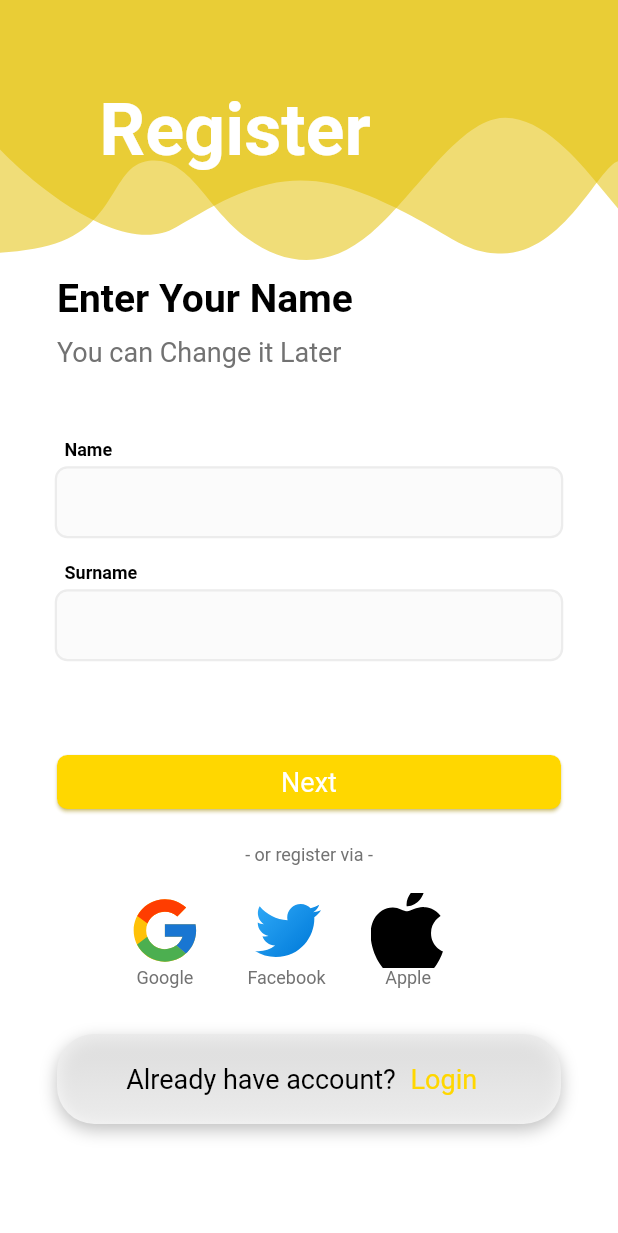
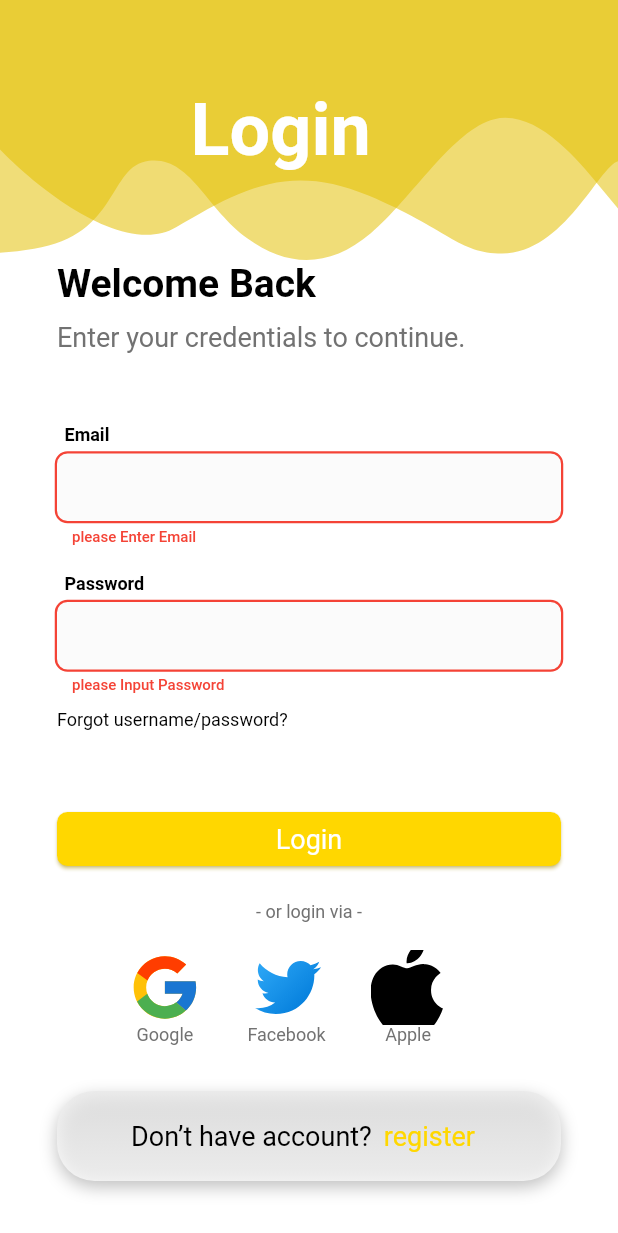
Before and after one commit to sinanGsr/desiree, a Flutter app: the screen it shows after launch, after a tap on "Login", on a phone screen of 412 x 824 dp. Shown: the top 1233 px of the screen. Run offline on Flutter 3.47's test engine with Material 2 defaults, Android fonts, the phone set to English and light mode, and no system bars; our stand-ins replace flutter_svg, gap, get; Roboto replaces fonts that are missing (Krub, Montserrat).

Commit message:
controllers for auth

```diff
--- /dev/null
+++ b/lib/Controllers/authentication_controller.dart
@@ -0,0 +1,123 @@
+
+
+
+
+import 'package:get/get.dart';
+
+import '../Presentation/Authentication/register_email.dart';
+import '../Presentation/Authentication/register_screen.dart';
+
+class AuthController extends GetxController {
+
+    RxString email = "".obs;
+    RxString secondEmail = "".obs;
+    RxString password = "".obs;
+    RxString secondPassword = "".obs;
+
+    RxString emailError = ''.obs;
+    RxString passwordError = "".obs;
+
+
+    ///For Registration
+    RxString name = "".obs;
+    RxString nameError = "".obs;
+
+    RxString surname = "".obs;
+    RxString surnameError = "".obs;
+    RxInt date =0.obs;
+
+
+
+    void validateEmailPasswordEmpty() {
+      if ( password.isEmpty && email.isEmpty ) {
+        passwordError.value = "please Input Password";
+        emailError.value = "please Enter Email";
+      } else if(password.isEmpty){
+        passwordError.value = "please Input Password";
+        emailError.value = "";
+      }
+      else if(email.isEmpty){
+        passwordError.value = "";
+        emailError.value = "please Enter Email";
+      }
+
+      else {
+        Get.to(const RegisterScreen());
+        print("Password Error and email");
+      }
+    }
+
+
+    void validateEmail(){
+      if (GetUtils.isEmail(email.value)) {
+        emailError.value = '';
+      } else {
+        emailError.value = 'Invalid email format';
+      }
+    }
+
+    void validateNameAndSurname(){
+     if(name.isEmpty && surname.isEmpty){
+       nameError.value = "please enter name";
+       surnameError.value = "please enter surname";
+     }
+     else if(name.isEmpty){
+       nameError.value = "please enter name";
+       surnameError.value = "";
+     }
+     else if(surname.isEmpty){
+       nameError.value = "";
+       surnameError.value = "please enter surname";
+     }
+     else{
+       Get.to(RegisterEmail());
+
+     }
+    }
+
+
+
+    void setEmail(String value) {
+      email.value = value;
+    }
+
+    void setPassword(String value) {
+      password.value = value;
+      passwordError.value = "";
+    }
+    void setSecondEmail(String value) {
+      secondEmail.value = value;
+    }
+    void setSecondPassword(String value) {
+      secondPassword.value = value;
+    }
+
+    void setName(String val){
+      name.value = val;
+      nameError.value = "";
+    }
+    void setSurName(String val){
+      surname.value = val;
+      surnameError.value = "";
+    }
+
+    void validateForTwoEmails(String first,String second){
+
+      if(first != second ){
+        emailError.value = "fields do not match";
+        print('first');
+
+      }
+      else if(first.isEmpty && secondEmail.isEmpty){
+        emailError.value = "fields empty";
+      }
+      else{
+        emailError.value = "";
+      }
+
+    }
+
+
+
+
+}
--- a/lib/Presentation/Authentication/login.dart
+++ b/lib/Presentation/Authentication/login.dart
@@ -6,6 +6,7 @@ import 'package:flutter/material.dart';
 import 'package:flutter_svg/flutter_svg.dart';
 import 'package:get/get.dart';
 
+import '../../Controllers/authentication_controller.dart';
 import '../Components/background.dart';
 import '../Components/buttons.dart';
 import '../Components/text_inputs.dart';
@@ -18,6 +19,9 @@ class Login extends StatefulWidget {
 }
 
 class _LoginState extends State<Login> {
+
+  final AuthController _authController = Get.put(AuthController());
+
   @override
   Widget build(BuildContext context) {
     return BackgroundWidget(
@@ -33,9 +37,20 @@ class _LoginState extends State<Login> {
             AppText.small('Enter your credentials to continue.',color: Color(0xFF727272)),
             SizedBox(height: 48,),
 
-            MainInput(text: 'Email'),
+            Obx(() => MainInput(text: 'Email',
+              onChanged: (val){
+              _authController.setEmail(val);
+              _authController.validateEmail();
+            },
+              errorMessage: _authController.emailError.value,
+            ),),
             SizedBox(height: 18,),
-            MainInput(text: 'Password'),
+            Obx(() => MainInput(
+              text: 'Password',onChanged: (val){
+              _authController.setPassword(val);
+            },
+              errorMessage: _authController.passwordError.value,
+            ),),
             SizedBox(height: 10,),
 
             AppText.micro('Forgot username/password?'),
@@ -44,7 +59,7 @@ class _LoginState extends State<Login> {
 
             PrimaryButton(text: 'Login',
               onTap: () {
-              Get.to(RegisterScreen());
+              _authController.validateEmailPasswordEmpty();
             },),
 
             SizedBox(height: 18,),
--- a/lib/Presentation/Authentication/register_email.dart
+++ b/lib/Presentation/Authentication/register_email.dart
@@ -5,6 +5,7 @@ import 'package:flutter/material.dart';
 import 'package:gap/gap.dart';
 import 'package:get/get.dart';
 
+import '../../Controllers/authentication_controller.dart';
 import '../Components/background.dart';
 import '../Components/buttons.dart';
 import '../Components/text_inputs.dart';
@@ -19,6 +20,8 @@ class RegisterEmail extends StatefulWidget {
 }
 
 class _RegisterEmailState extends State<RegisterEmail> {
+
+  final AuthController _authController = Get.put(AuthController());
   @override
   Widget build(BuildContext context) {
     return BackgroundWidget(
@@ -33,9 +36,25 @@ class _RegisterEmailState extends State<RegisterEmail> {
             const SizedBox(height: 10,),
             AppText.small('It’ll be used only for verification and logging in.',color: Color(0xFF727272)),
             SizedBox(height: 48,),
-            MainInput(text: 'Email'),
+
+           Obx(() =>  MainInput(text: 'Email',
+             onChanged:(val){
+               _authController.setEmail(val);
+               _authController.validateForTwoEmails(_authController.email.value,
+                   _authController.secondEmail.value);
+             } ,
+             errorMessage: _authController.emailError.value,
+           ),),
+
             SizedBox(height: 18,),
-            MainInput(text: 'Re-enter email'),
+            Obx(() => MainInput(text: 'Re-enter email',
+              onChanged: (val){
+                _authController.setSecondEmail(val);
+                _authController.validateForTwoEmails(_authController.email.value,
+                    _authController.secondEmail.value);
+              },
+              errorMessage: _authController.emailError.value,
+            ),),
 
             SizedBox(height: 48,),
 
@@ -57,7 +76,12 @@ class _RegisterEmailState extends State<RegisterEmail> {
                  child: PrimaryButton(
                    text: 'Next',
                    onTap: () {
-                     Get.to(RegisterPassword());
+                     _authController.validateForTwoEmails(_authController.email.value,
+                         _authController.secondEmail.value);
+                     if(_authController.emailError.value == ""
+                         && _authController.email.value != ""){
+                       Get.to(RegisterPassword());
+                     }
 
                    },),
                ),
--- a/lib/Presentation/Authentication/register_password.dart
+++ b/lib/Presentation/Authentication/register_password.dart
@@ -9,6 +9,7 @@ import 'package:flutter/material.dart';
 import 'package:gap/gap.dart';
 import 'package:get/get.dart';
 
+import '../../Controllers/authentication_controller.dart';
 import '../Components/background.dart';
 import '../Components/buttons.dart';
 import '../Components/text_inputs.dart';
@@ -23,6 +24,7 @@ class RegisterPassword extends StatefulWidget {
 }
 
 class _RegisterPasswordState extends State<RegisterPassword> {
+  final AuthController _authController = Get.put(AuthController());
   @override
   Widget build(BuildContext context) {
     return BackgroundWidget(
@@ -37,9 +39,21 @@ class _RegisterPasswordState extends State<RegisterPassword> {
             const SizedBox(height: 10,),
             AppText.small('It’ll be used only for verification and logging in.',color: Color(0xFF727272)),
             SizedBox(height: 48,),
-            MainInput(text: 'Password'),
+            Obx(() => MainInput(text: 'Password',
+              onChanged: (val){
+                _authController.setPassword(val);
+              },
+              errorMessage: _authController.emailError.value,
+            ),),
+
             SizedBox(height: 18,),
-            MainInput(text: 'Re-enter password'),
+
+             Obx(() => MainInput(text: 'Re-enter password',
+               onChanged: (val){
+                 _authController.setSecondPassword(val);
+               },
+               errorMessage: _authController.emailError.value,
+             ),),
 
             SizedBox(height: 48,),
 
@@ -61,7 +75,13 @@ class _RegisterPasswordState extends State<RegisterPassword> {
                   child: PrimaryButton(
                     text: 'Next',
                     onTap: () {
-                      Get.to(RegisterBirthday());
+                      _authController.validateForTwoEmails(_authController.password.value,
+                          _authController.secondPassword.value);
+                      if(_authController.emailError.value == ""
+                          && _authController.password.value != ""){
+                        Get.to(RegisterBirthday());
+                      }
+
 
                     },),
                 ),
--- a/lib/Presentation/Authentication/register_summary.dart
+++ b/lib/Presentation/Authentication/register_summary.dart
@@ -5,7 +5,9 @@
 import 'package:desiree/Presentation/Components/background.dart';
 import 'package:desiree/Presentation/Components/buttons.dart';
 import 'package:flutter/material.dart';
+import 'package:get/get.dart';
 
+import '../../Controllers/authentication_controller.dart';
 import '../Components/text_inputs.dart';
 import '../TextConfig/text_config.dart';
 
@@ -18,6 +20,7 @@ class RegisterSummary extends StatefulWidget {
 
 class _RegisterSummaryState extends State<RegisterSummary> {
   bool _checkValue = false;
+  final AuthController _authController = Get.put(AuthController());
   @override
   Widget build(BuildContext context) {
     return BackgroundWidget(
@@ -28,13 +31,16 @@ class _RegisterSummaryState extends State<RegisterSummary> {
             crossAxisAlignment: CrossAxisAlignment.start,
             mainAxisAlignment: MainAxisAlignment.center,
           children: [
-            MainInput(text: 'Name',label: "Jhon",enabled: false,),
+            MainInput(text: 'Name',label: _authController.name.value,enabled: false,
+
+            ),
             SizedBox(height: 18,),
-            MainInput(text: 'surname',label: "Doe",enabled: false,),
+            MainInput(text: 'surname',label: _authController.surname.value,enabled: false),
             SizedBox(height: 18,),
-            MainInput(text: 'email',label: "JDoe@gmail.com",enabled: false,),
+            MainInput(text: 'email',label: _authController.email.value,enabled: false,),
             SizedBox(height: 18,),
-            MainInput(text: 'password',label: "Doe123456",enabled: false,),
+            MainInput(text: 'password',label: _authController.password.value,
+              enabled: false,),
             SizedBox(height: 18,),
             Padding(
               padding: const EdgeInsets.all(8.0),
@@ -102,6 +108,7 @@ class _RegisterSummaryState extends State<RegisterSummary> {
                   setState(() {
                     _checkValue = !_checkValue;
                   });
+
 
                 }),
                 SizedBox(
--- a/lib/Presentation/Components/text_inputs.dart
+++ b/lib/Presentation/Components/text_inputs.dart
@@ -6,10 +6,12 @@ class MainInput extends StatelessWidget {
   final String text;
   final String? label;
   final bool? enabled;
+  final String? errorMessage;
+  final Function(String)? onChanged;
   const MainInput({
     super.key,
     required this.text,
-     this.label, this.enabled,
+     this.label, this.enabled,  this.onChanged,  this.errorMessage,
   });
 
   @override
@@ -28,14 +30,18 @@ class MainInput extends StatelessWidget {
           decoration: ShapeDecoration(
               color: Color(0x051D1D1F),
               shape: RoundedRectangleBorder(
-                side: const BorderSide(
+                side:  BorderSide(
                   width: 1.50,
                   strokeAlign: BorderSide.strokeAlignOutside,
-                  color: Color(0x161D1D1F),
+                  color: errorMessage != "" && errorMessage != null ?Colors.red:Color(0x161D1D1F),
                 ),
                 borderRadius: BorderRadius.circular(7),
               )),
+          child: Center(
             child: TextFormField(
+              onChanged: (val){
+                onChanged!(val);
+              },
                 enabled: enabled,
                 decoration: InputDecoration(
                     isCollapsed: true,
@@ -44,6 +50,21 @@ class MainInput extends StatelessWidget {
                     fillColor: Color(0x051D1D1F),
                     border: InputBorder.none
                 )),
+          ),
+
+        ),
+        if(errorMessage != null)
+          Padding(
+            padding: const EdgeInsets.only(left: 10,top: 5),
+            child: Text(errorMessage!,textAlign: TextAlign.start,
+                style:
+                const TextStyle(
+                  color: Colors.red,
+                  fontSize: 10,
+                  fontFamily: 'Krub',
+                  fontWeight: FontWeight.w500,
+                )
+            ),
           )
       ],
     );
```
Also changed, not shown: lib/Presentation/Authentication/register_screen.dart (+18 -3 lines). Lines whose indentation alone changed are shown as unchanged.
